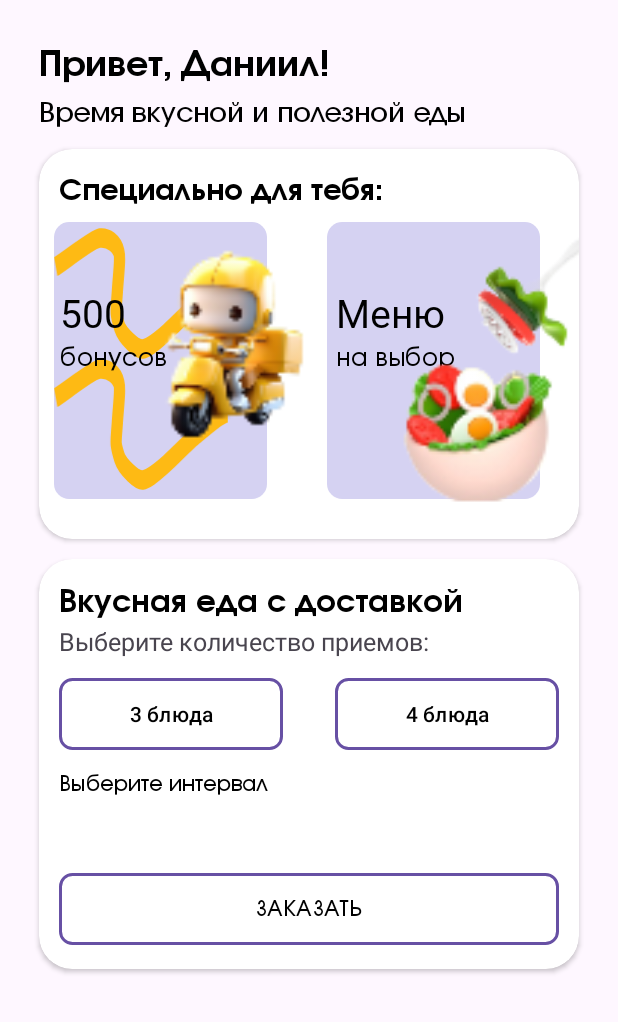
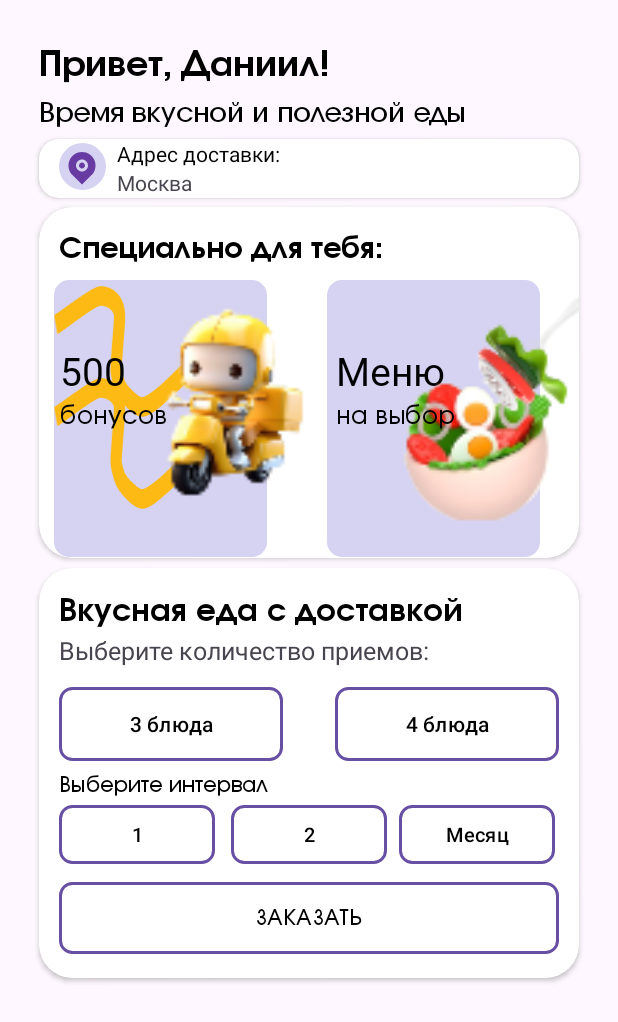
Before and after one commit to 1daishu/Diploma, an Android app: the fragment HomeFragment shown on its own in the app's theme, on a phone screen of 412 x 824 dp. Shown: the top 1022 px of the screen. Run offline under Robolectric (Android 15) with nearby library versions, the light colour scheme and no system bars; our stand-ins replace sdp/ssp sizes.

Commit message:
add homeFragment design

```diff
--- /dev/null
+++ b/app/src/main/res/drawable/ic_mark.xml
@@ -0,0 +1,4 @@
+<vector android:height="24dp" android:viewportHeight="44"
+    android:viewportWidth="44" android:width="24dp" xmlns:android="http://schemas.android.com/apk/res/android">
+    <path android:fillColor="#683BA2" android:pathData="M33.667,31.834L22,43.501L10.333,31.834C8.025,29.526 6.454,26.586 5.817,23.386C5.18,20.185 5.507,16.868 6.756,13.852C8.005,10.837 10.12,8.261 12.833,6.448C15.547,4.635 18.737,3.667 22,3.667C25.263,3.667 28.454,4.635 31.167,6.448C33.88,8.261 35.995,10.837 37.244,13.852C38.493,16.868 38.82,20.185 38.183,23.386C37.546,26.586 35.975,29.526 33.667,31.834ZM22,27.5C23.945,27.5 25.81,26.727 27.185,25.352C28.561,23.977 29.333,22.112 29.333,20.167C29.333,18.222 28.561,16.357 27.185,14.981C25.81,13.606 23.945,12.833 22,12.833C20.055,12.833 18.19,13.606 16.815,14.981C15.439,16.357 14.667,18.222 14.667,20.167C14.667,22.112 15.439,23.977 16.815,25.352C18.19,26.727 20.055,27.5 22,27.5ZM22,23.833C21.028,23.833 20.095,23.447 19.407,22.759C18.72,22.072 18.333,21.139 18.333,20.167C18.333,19.194 18.72,18.262 19.407,17.574C20.095,16.886 21.028,16.5 22,16.5C22.972,16.5 23.905,16.886 24.593,17.574C25.28,18.262 25.667,19.194 25.667,20.167C25.667,21.139 25.28,22.072 24.593,22.759C23.905,23.447 22.972,23.833 22,23.833Z"/>
+</vector>
--- /dev/null
+++ b/app/src/main/res/drawable/ic_shape.xml
@@ -0,0 +1,9 @@
+<vector xmlns:android="http://schemas.android.com/apk/res/android"
+    android:width="@dimen/_24sdp"
+    android:height="@dimen/_24sdp"
+    android:viewportWidth="84"
+    android:viewportHeight="84">
+    <path
+        android:fillColor="#D5D2F2"
+        android:pathData="M42,42m-42,0a42,42 0,1 1,84 0a42,42 0,1 1,-84 0" />
+</vector>
--- a/app/src/main/res/layout/fragment_home.xml
+++ b/app/src/main/res/layout/fragment_home.xml
@@ -51,10 +51,51 @@
         app:layout_constraintTop_toBottomOf="@id/txtGreeting" />
 
     <androidx.cardview.widget.CardView
+        android:id="@+id/cardViewAddressView"
+        android:layout_width="0dp"
+        android:layout_height="@dimen/_30sdp"
+        android:layout_marginTop="@dimen/_5sdp"
+        app:cardCornerRadius="@dimen/_10sdp"
+        app:layout_constraintEnd_toEndOf="@id/guidelineRight"
+        app:layout_constraintStart_toStartOf="@id/guidelineLeft"
+        app:layout_constraintTop_toBottomOf="@id/txtDeliciousAndHealthyFood">
+
+        <com.google.android.material.textview.MaterialTextView
+            android:layout_width="wrap_content"
+            android:layout_height="wrap_content"
+            android:layout_marginStart="@dimen/_40sdp"
+            android:text="Адрес доставки:"
+            android:textColor="@color/black" />
+
+        <TextView
+            android:layout_width="wrap_content"
+            android:layout_height="wrap_content"
+            android:layout_marginStart="@dimen/_40sdp"
+            android:layout_marginTop="@dimen/_15sdp"
+            android:text="Москва " />
+
+        <ImageView
+            android:layout_width="wrap_content"
+            android:layout_height="wrap_content"
+            android:layout_marginStart="@dimen/_10sdp"
+            android:layout_marginTop="@dimen/_2sdp"
+            android:src="@drawable/ic_shape" />
+
+        <ImageView
+            android:layout_width="wrap_content"
+            android:layout_height="wrap_content"
+            android:layout_marginStart="@dimen/_13sdp"
+            android:layout_marginTop="@dimen/_5sdp"
+            android:src="@drawable/ic_mark">
+
+        </ImageView>
+    </androidx.cardview.widget.CardView>
+
+    <androidx.cardview.widget.CardView
         android:id="@+id/cardViewHomeFragment"
         android:layout_width="0dp"
-        android:layout_height="@dimen/_200sdp"
-        android:layout_marginTop="@dimen/_10sdp"
+        android:layout_height="@dimen/_180sdp"
+        android:layout_marginTop="@dimen/_40sdp"
         app:cardCornerRadius="@dimen/_17sdp"
         app:layout_constraintEnd_toEndOf="@id/guidelineRight"
         app:layout_constraintStart_toStartOf="@id/guidelineLeft"
@@ -115,7 +156,7 @@
                 android:layout_height="183dp"
                 android:layout_marginStart="56dp"
                 android:contentDescription="TODO"
-                android:elevation="2dp"
+                android:elevation="3dp"
                 android:src="@mipmap/photo_human"
                 app:layout_constraintStart_toStartOf="parent"
                 app:layout_constraintTop_toBottomOf="@id/txt_for_you" />
@@ -186,6 +227,7 @@
                 android:layout_width="wrap_content"
                 android:layout_height="wrap_content"
                 android:layout_marginTop="@dimen/_1sdp"
+                android:elevation="@dimen/_3sdp"
                 android:fontFamily="@font/involve_medium"
                 android:text="@string/on_choice"
                 android:textColor="@color/black"
@@ -215,7 +257,7 @@
     <androidx.cardview.widget.CardView
         android:layout_width="0dp"
         android:layout_height="@dimen/_210sdp"
-        android:layout_marginTop="@dimen/_10sdp"
+        android:layout_marginTop="@dimen/_5sdp"
         app:cardCornerRadius="@dimen/_17sdp"
         app:layout_constraintEnd_toEndOf="@id/guidelineRight"
         app:layout_constraintStart_toStartOf="@id/guidelineLeft"
@@ -254,7 +296,7 @@
             <com.google.android.material.button.MaterialButton
                 android:id="@+id/btnDishesThree"
                 android:layout_width="@dimen/_115sdp"
-                android:layout_height="wrap_content"
+                android:layout_height="@dimen/_38sdp"
                 android:layout_marginStart="@dimen/_10sdp"
                 android:layout_marginTop="@dimen/_10sdp"
                 android:background="@drawable/bnt_design"
@@ -266,8 +308,51 @@
                 app:layout_constraintTop_toBottomOf="@id/choiceMealCount" />
 
             <com.google.android.material.button.MaterialButton
+                android:layout_width="@dimen/_80sdp"
+                android:layout_height="@dimen/_30sdp"
+                android:layout_marginStart="13dp"
+                android:layout_marginTop="92dp"
+                android:background="@drawable/bnt_design"
+                android:text="1 неделя"
+                android:textColor="@android:color/black"
+                android:textColorHighlight="#F3F3F3"
+                android:textColorLink="#FFFFFF"
+                android:textSize="@dimen/_10sdp"
+                app:layout_constraintStart_toStartOf="parent"
+                app:layout_constraintTop_toBottomOf="@id/choiceMealCount" />
+
+
+            <com.google.android.material.button.MaterialButton
+                android:layout_width="@dimen/_80sdp"
+                android:layout_height="@dimen/_30sdp"
+                android:layout_marginStart="240dp"
+                android:layout_marginTop="92dp"
+                android:background="@drawable/bnt_design"
+                android:text="Месяц"
+                android:textColor="@android:color/black"
+                android:textColorHighlight="#F3F3F3"
+                android:textColorLink="#FFFFFF"
+                android:textSize="@dimen/_10sdp"
+                app:layout_constraintStart_toStartOf="parent"
+                app:layout_constraintTop_toBottomOf="@id/choiceMealCount" />
+
+            <com.google.android.material.button.MaterialButton
+                android:layout_width="@dimen/_80sdp"
+                android:layout_height="@dimen/_30sdp"
+                android:layout_marginStart="128dp"
+                android:layout_marginTop="92dp"
+                android:background="@drawable/bnt_design"
+                android:text="2 недели "
+                android:textColor="@android:color/black"
+                android:textColorHighlight="#F3F3F3"
+                android:textColorLink="#FFFFFF"
+                android:textSize="@dimen/_10sdp"
+                app:layout_constraintStart_toStartOf="parent"
+                app:layout_constraintTop_toBottomOf="@id/choiceMealCount" />
+
+            <com.google.android.material.button.MaterialButton
                 android:layout_width="@dimen/_115sdp"
-                android:layout_height="wrap_content"
+                android:layout_height="@dimen/_38sdp"
                 android:layout_marginTop="@dimen/_10sdp"
                 android:layout_marginEnd="@dimen/_10sdp"
                 android:background="@drawable/bnt_design"
@@ -280,7 +365,7 @@
                 android:layout_width="wrap_content"
                 android:layout_height="wrap_content"
                 android:layout_marginStart="@dimen/_10sdp"
-                android:layout_marginTop="@dimen/_10sdp"
+                android:layout_marginTop="@dimen/_5sdp"
                 android:fontFamily="@font/involve_medium"
                 android:text="@string/choice_interval"
                 android:textColor="@color/black"
@@ -290,16 +375,16 @@
                 tools:layout_editor_absoluteY="167dp" />
 
             <Button
+                android:id="@+id/btn_order"
                 android:layout_width="0dp"
                 android:layout_height="wrap_content"
-                android:layout_marginStart="@dimen/_10sdp"
+                android:layout_marginStart="13dp"
                 android:layout_marginEnd="@dimen/_10sdp"
                 android:layout_marginBottom="16dp"
                 android:background="@drawable/bnt_design"
                 android:fontFamily="@font/involve_medium"
                 android:text="@string/order"
                 android:textColor="@color/black"
-
                 app:layout_constraintBottom_toBottomOf="parent"
                 app:layout_constraintEnd_toEndOf="parent"
                 app:layout_constraintHorizontal_bias="0.0"
```
